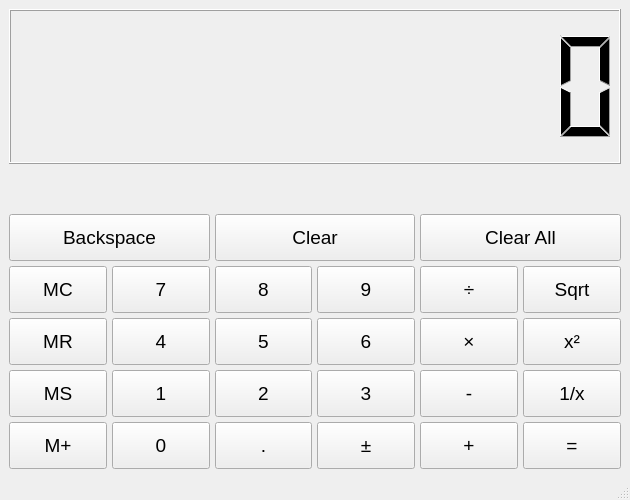
Qt form mymainwindow.ui (Azriel230/calculator_qt) before a commit.
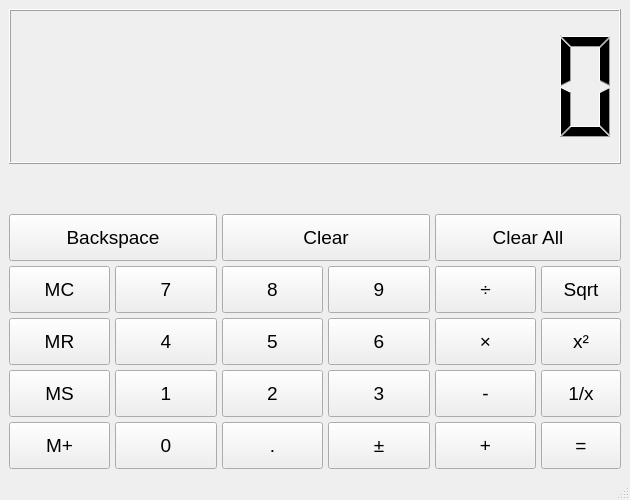
The same form after that commit.

Diff of the .ui file:
```diff
--- a/mymainwindow.ui
+++ b/mymainwindow.ui
@@ -11,7 +11,7 @@
    </rect>
   </property>
   <property name="sizePolicy">
-   <sizepolicy hsizetype="Ignored" vsizetype="Ignored">
+   <sizepolicy hsizetype="Fixed" vsizetype="Fixed">
     <horstretch>0</horstretch>
     <verstretch>0</verstretch>
    </sizepolicy>
@@ -24,14 +24,20 @@
   </property>
   <property name="maximumSize">
    <size>
-    <width>630</width>
-    <height>500</height>
+    <width>16777215</width>
+    <height>16777215</height>
    </size>
   </property>
   <property name="windowTitle">
    <string>MyMainWindow</string>
   </property>
   <widget class="QWidget" name="centralwidget">
+   <property name="sizePolicy">
+    <sizepolicy hsizetype="Expanding" vsizetype="Expanding">
+     <horstretch>0</horstretch>
+     <verstretch>0</verstretch>
+    </sizepolicy>
+   </property>
    <layout class="QGridLayout" name="gridLayout">
     <item row="0" column="0">
      <layout class="QGridLayout" name="m_gl_calculator">
@@ -112,6 +118,12 @@
       </item>
       <item row="7" column="5">
        <widget class="QPushButton" name="m_pb_equal">
+        <property name="sizePolicy">
+         <sizepolicy hsizetype="Fixed" vsizetype="Ignored">
+          <horstretch>0</horstretch>
+          <verstretch>0</verstretch>
+         </sizepolicy>
+        </property>
         <property name="minimumSize">
          <size>
           <width>0</width>
@@ -172,6 +184,11 @@
           <height>40</height>
          </size>
         </property>
+        <property name="font">
+         <font>
+          <pointsize>20</pointsize>
+         </font>
+        </property>
         <property name="text">
          <string/>
         </property>
@@ -239,6 +256,11 @@
           <height>40</height>
          </size>
         </property>
+        <property name="font">
+         <font>
+          <pointsize>20</pointsize>
+         </font>
+        </property>
         <property name="text">
          <string/>
         </property>
```
Left out of the diff: 12 changed lines with no effect on the pictures.
